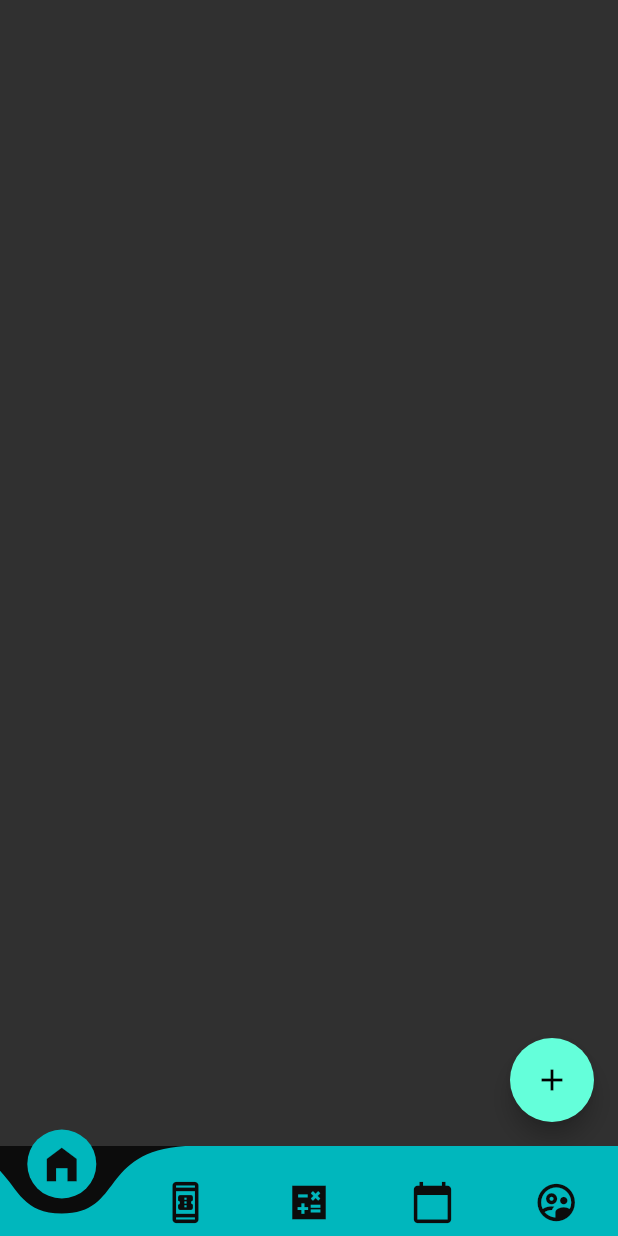
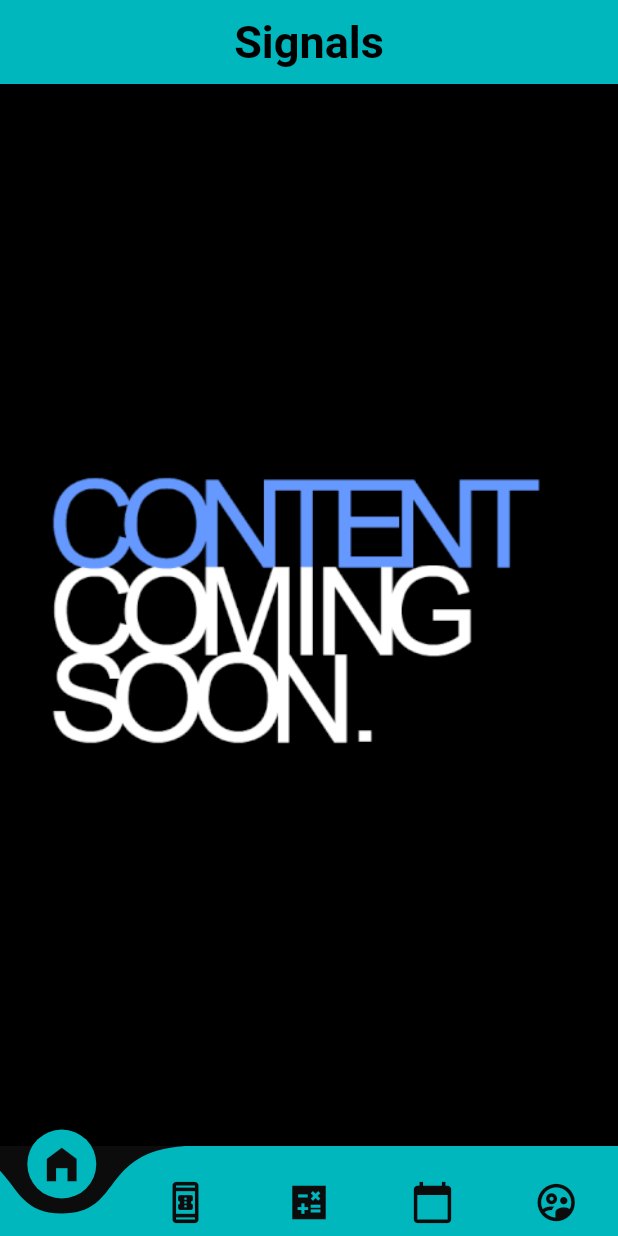
Before and after one commit to waleedbin20/Bit_FX, a Flutter app: the BottomNavBar screen opened by its route, on a phone screen of 412 x 824 dp. Run offline on Flutter 3.47's test engine with Material 2 defaults, Android fonts, the phone set to English and light mode, and no system bars; drawn by our look-alikes of curved_navigation_bar; our stand-ins replace animated_splash_screen, cloud_firestore, drop_shadow_image, firebase_auth, firebase_core, flutter_svg and 5 more; missing offline and left inert: mailer; accounts and stored records are empty.

```diff
--- a/bitfx_application/lib/main.dart
+++ b/bitfx_application/lib/main.dart
@@ -1,11 +1,15 @@
+// ignore_for_file: unnecessary_null_comparison
+
+import 'package:bitfx_application/core/services/auth_service.dart';
 import 'package:bitfx_application/router.dart';
+import 'package:bitfx_application/ui/views/home/home_view.dart';
+import 'package:bitfx_application/ui/views/splash/splash_view.dart';
 import 'package:bitfx_application/ui/widgets/route_paths.dart';
+import 'package:firebase_auth/firebase_auth.dart';
 import 'package:flutter/material.dart' hide Router;
 import 'package:flutter/services.dart';
 import 'package:firebase_core/firebase_core.dart';
 import 'package:get/get.dart';
-import 'router.dart';
-import 'package:firebase_core/firebase_core.dart';
 
 void main() async {
   WidgetsFlutterBinding.ensureInitialized();
@@ -13,11 +17,14 @@ void main() async {
   SystemChrome.setPreferredOrientations(
       [DeviceOrientation.portraitUp, DeviceOrientation.portraitDown]);
 
-  runApp(const MyApp());
+  runApp(MyApp());
 }
 
 class MyApp extends StatelessWidget {
-  const MyApp({Key? key}) : super(key: key);
+  MyApp({Key? key}) : super(key: key);
+
+  final AuthenticationService auth = AuthenticationService();
+  final user = FirebaseAuth.instance.currentUser;
 
   @override
   Widget build(BuildContext context) {
@@ -25,9 +32,22 @@ class MyApp extends StatelessWidget {
         title: "BIT FX",
         debugShowCheckedModeBanner: false,
         onGenerateRoute: Router.generateRoute,
-        initialRoute: RoutePaths.splash,
+        // initialRoute: RoutePaths.splash,
+        home: fire(),
+        // home: auth.isSignedIn() ? BottomNavBar() : SplashView(),
+        // home: user != null ? BottomNavBar() :SplashView() ,
         theme: ThemeData(
             brightness: Brightness.dark,
             visualDensity: VisualDensity.adaptivePlatformDensity));
   }
+
+  Widget fire() {
+    User? user = FirebaseAuth.instance.currentUser;
+    if (user == null) {
+      return SplashView();
+    } else {
+      return BottomNavBar();
+    }
+  }
+
 }
--- /dev/null
+++ b/bitfx_application/lib/ui/views/Signals/signalView.dart
@@ -0,0 +1,37 @@
+import 'package:bitfx_application/ui/colors/button_color.dart';
+import 'package:cloud_firestore/cloud_firestore.dart';
+import 'package:flutter/material.dart';
+
+class Signals extends StatefulWidget {
+  Signals({Key? key}) : super(key: key);
+
+  @override
+  State<Signals> createState() => _SignalsState();
+}
+
+class _SignalsState extends State<Signals> {
+  @override
+  Widget build(BuildContext context) {
+    return Scaffold(
+      appBar: AppBar(
+        backgroundColor: mainCyan,
+        title: Center(
+            child: Text(
+          "Signals",
+          style: TextStyle(
+              fontSize: 30, fontWeight: FontWeight.bold, color: Colors.black),
+        )),
+        automaticallyImplyLeading: false,
+      ),
+      body: Container(
+          width: MediaQuery.of(context).size.width,
+          height: MediaQuery.of(context).size.height,
+          color: Colors.black,
+          child: Image.asset(
+            "assets/images/U3AN.gif",
+            height: 250.0,
+            width: 225.0,
+          )),
+    );
+  }
+}
--- a/bitfx_application/lib/ui/views/home/home_view.dart
+++ b/bitfx_application/lib/ui/views/home/home_view.dart
@@ -7,6 +7,7 @@ import 'package:curved_navigation_bar/curved_navigation_bar.dart';
 import 'package:get/get.dart';
 
 import '../../colors/button_color.dart';
+import '../Signals/signalView.dart';
 import '../login/login_view.dart';
 
 class BottomNavBar extends StatefulWidget {
@@ -18,7 +19,7 @@ class _BottomNavBarState extends State<BottomNavBar> {
   final NavController navController = Get.put(NavController());
 
   List<Widget> bodyContent = [
-    CoursesView(),
+    Signals(),
     LoginView(),
     CalculatorView(),
     EconomicCalendarView(),
--- a/bitfx_application/lib/ui/views/profile/profile_view.dart
+++ b/bitfx_application/lib/ui/views/profile/profile_view.dart
@@ -79,6 +79,8 @@ class _ProfileViewState extends State<ProfileView> {
                 text: "Privacy",
                 icon: "assets/icon/icon.png",
                 press: () =>
+
+                    // ignore: deprecated_member_use
                     {launch('https://bitfxcoachables.com/privacy-policy/')},
               ),
 
@@ -89,11 +91,12 @@ class _ProfileViewState extends State<ProfileView> {
                 textValue: "Log Out",
                 onPressed: () {
                   AuthenticationService().signOut();
-
                   Navigator.pushNamed(context, RoutePaths.login);
                   var snackBar = SnackBar(
                       content: Text('You have successfully logged out'));
                   ScaffoldMessenger.of(context).showSnackBar(snackBar);
+
+                  print('not working');
                 },
               ),
 
--- a/bitfx_application/lib/ui/views/splash/splash_view.dart
+++ b/bitfx_application/lib/ui/views/splash/splash_view.dart
@@ -1,9 +1,6 @@
-
-
 import 'package:animated_splash_screen/animated_splash_screen.dart';
 import 'package:bitfx_application/ui/views/welcome/welcome_view.dart';
 import 'package:flutter/material.dart';
-
 import '../../colors/button_color.dart';
 
 class SplashView extends StatefulWidget {
--- a/bitfx_application/pubspec.yaml
+++ b/bitfx_application/pubspec.yaml
@@ -78,6 +78,7 @@ flutter:
   assets:
     - assets/icon/icon.png
     - assets/splashscreen.png
+    - assets/images/U3AN.gif
 
 
   # An image asset can refer to one or more resolution-specific "variants", see
```
Also changed, not shown: bitfx_application/lib/core/services/auth_service.dart (+8 -1 lines), bitfx_application/assets/images/U3AN.gif (added), 1 other file.
